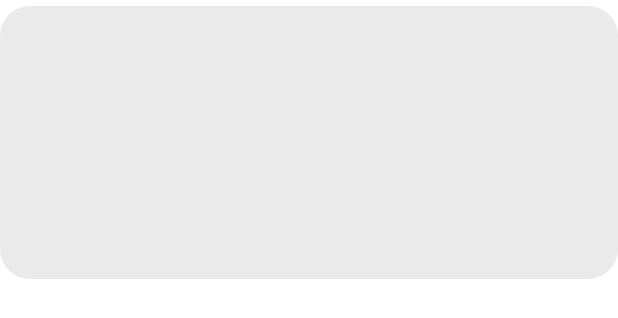
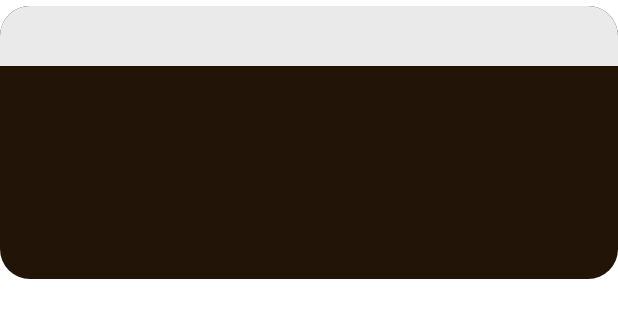
Before and after one commit to Knolldeboll/MOBA_Ruetz_Hafner, an Android app: the layout markeitemlayout.xml on its own in the app's theme, with its tools: preview values and no code run, on a phone screen of 412 x 824 dp. Shown: the top 318 px of the screen. Run offline under Robolectric (Android 15) with nearby library versions, the light colour scheme and no system bars.

Commit message:
Design changes, undo button, rounding, layout

```diff
--- a/app/src/main/java/com/example/eisapp/model/OverviewFragment.java
+++ b/app/src/main/java/com/example/eisapp/model/OverviewFragment.java
@@ -50,9 +50,4 @@ public class OverviewFragment extends Fragment {
 
         return view;
     }
-
-    public void refreshFragment() {
-        Fragment overviewFrag = getActivity().getSupportFragmentManager().findFragmentByTag("overviewFragment");
-        getActivity().getSupportFragmentManager().beginTransaction().detach(overviewFrag).attach(overviewFrag).commit();
-    }
 }
--- a/app/src/main/java/com/example/eisapp/model/SaleFragment.java
+++ b/app/src/main/java/com/example/eisapp/model/SaleFragment.java
@@ -13,6 +13,7 @@ import androidx.recyclerview.widget.GridLayoutManager;
 import androidx.recyclerview.widget.LinearLayoutManager;
 import androidx.recyclerview.widget.RecyclerView;
 
+import com.example.eisapp.MainActivity;
 import com.example.eisapp.R;
 
 public class SaleFragment extends Fragment {
@@ -47,6 +48,7 @@ public class SaleFragment extends Fragment {
                 TextView temptv = (TextView) view.findViewById(R.id.textVieweis);
                 System.out.println(temptv.getText());
                 Economy.getInstance().addSoldIce(MarkenManager.getInstance(view.getContext()).getEisByName((String) temptv.getText()));
+                MainActivity.lastEis = MarkenManager.getInstance(view.getContext()).getEisByName((String) temptv.getText());
 
                 // Totaltext
                 TextView totaltext = getActivity().findViewById(R.id.totalText);
--- /dev/null
+++ b/app/src/main/res/drawable/marke_label_background.xml
@@ -0,0 +1,9 @@
+<?xml version="1.0" encoding="utf-8"?>
+<shape xmlns:android="http://schemas.android.com/apk/res/android">
+    <solid android:color="#EAEAEA"/>
+    <corners
+        android:bottomLeftRadius="0dp"
+        android:bottomRightRadius="0dp"
+        android:topLeftRadius="20dp"
+        android:topRightRadius="20dp" />
+</shape>
--- a/app/src/main/res/drawable/markeitem_background.xml
+++ b/app/src/main/res/drawable/markeitem_background.xml
@@ -1,6 +1,6 @@
 <?xml version="1.0" encoding="utf-8"?>
 <shape xmlns:android="http://schemas.android.com/apk/res/android">
-<solid android:color="#EAEAEA"/>
+<solid android:color="#221507"/>
     <corners
        android:radius="20dp"  />
 </shape>
--- a/app/src/main/res/layout/activity_main.xml
+++ b/app/src/main/res/layout/activity_main.xml
@@ -73,8 +73,9 @@
                 android:layout_weight="0"
 
                 android:gravity="center_vertical"
+                android:paddingStart="5dp"
                 android:text="Gesamt: 7,35 €"
-                android:textAlignment="center"
+                android:textAlignment="gravity"
                 android:textColor="@color/main_text_color"
                 android:textSize="24sp" />
 
--- a/app/src/main/res/layout/markeitemlayout.xml
+++ b/app/src/main/res/layout/markeitemlayout.xml
@@ -11,6 +11,14 @@
     android:showDividers="beginning|end|none"
     app:layout_marginBaseline="@dimen/cardview_compat_inset_shadow">
 
+
+    <FrameLayout
+        android:layout_width="match_parent"
+        android:layout_height="40dp"
+        android:background="@drawable/marke_label_background"
+        app:layout_constraintEnd_toEndOf="parent"
+        app:layout_constraintStart_toStartOf="parent"
+        app:layout_constraintTop_toTopOf="parent"></FrameLayout>
 
     <androidx.recyclerview.widget.RecyclerView
         android:id="@+id/eisrv"
```
Also changed, not shown: app/src/main/java/com/example/eisapp/MainActivity.java (+3 -7 lines), app/src/main/res/layout/salefragmentlayout.xml (+10 -9 lines).
